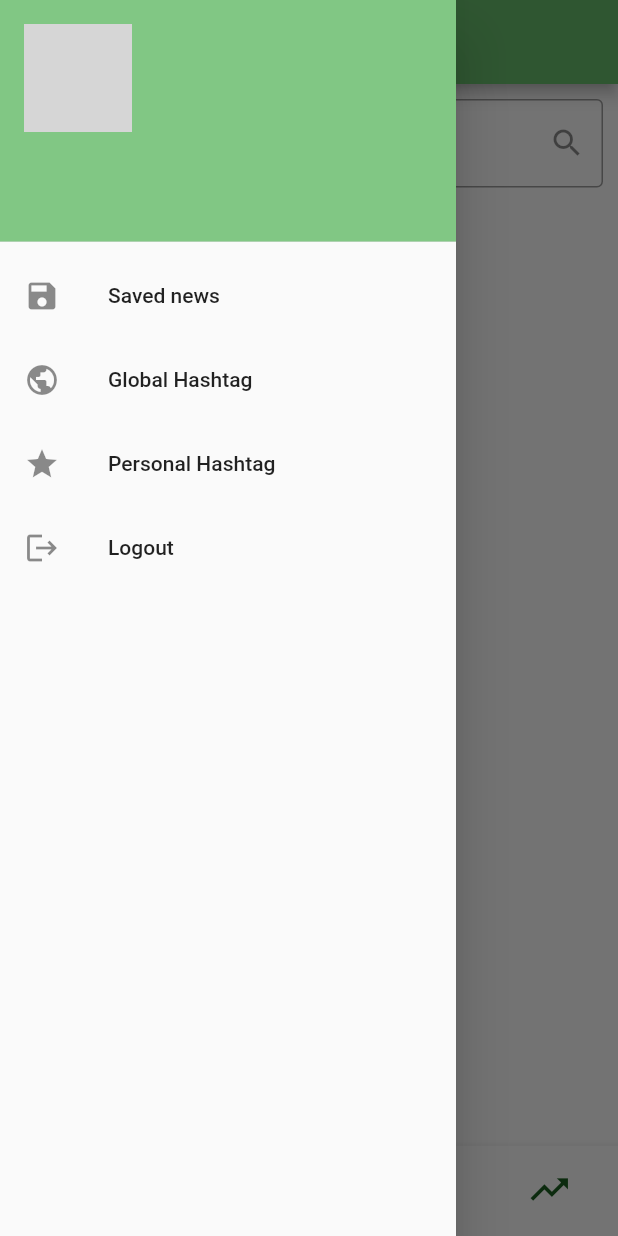
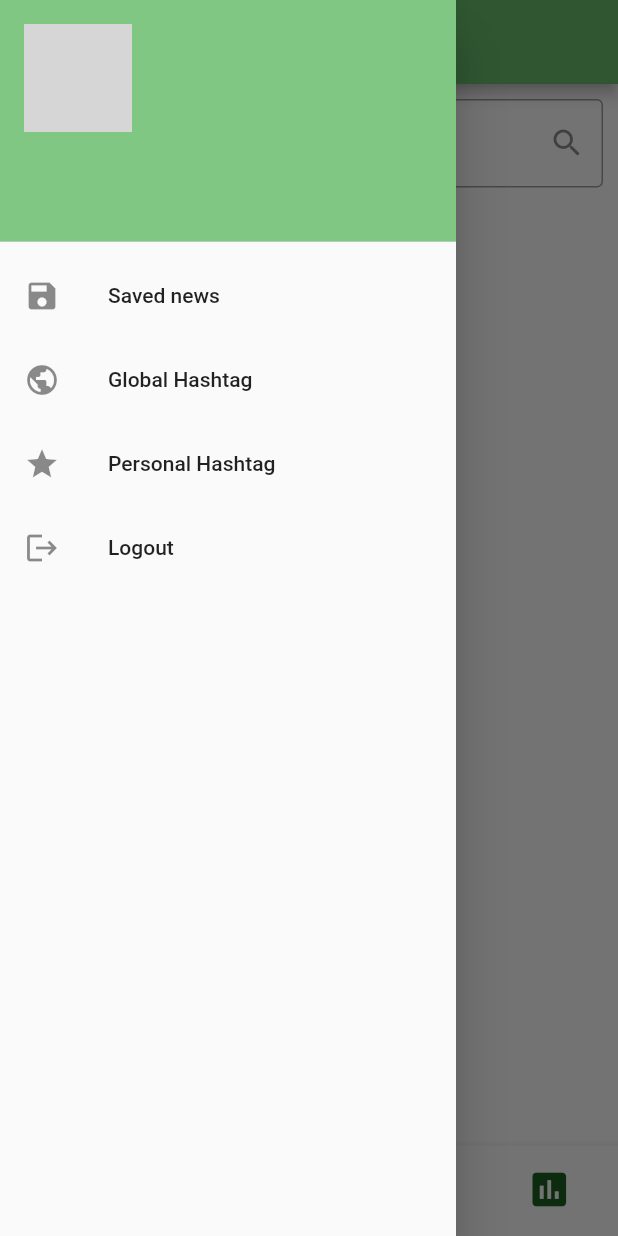
Before and after one commit to JeremiasBulanadi/NEWS-Appdate, a Flutter app: the HomePage screen opened directly, item 3 of the bottom bar chosen, with the side drawer open, on a phone screen of 412 x 824 dp. Run offline on Flutter 3.47's test engine with Material 2 defaults, Android fonts, the phone set to English and light mode, and no system bars; our stand-ins replace cloud_firestore, firebase_auth, firebase_core, geocoding, geolocator, google_maps_flutter and 4 more; accounts and stored records are empty; network calls fail; grey boxes are pictures that could not be loaded.

Commit message:
updated page icons

```diff
--- a/lib/pages/homePage.dart
+++ b/lib/pages/homePage.dart
@@ -117,16 +117,16 @@ class _HomePageState extends State<HomePage> {
               icon: Icon(Icons.map, size: 30), title: Text('Map')),
           BottomNavigationBarItem(
               icon: Icon(
-                Icons.dehaze,
+                Icons.search_rounded,
                 size: 30,
               ),
-              title: Text('News')),
+              title: Text('Search')),
           BottomNavigationBarItem(
               icon: Icon(
-                Icons.trending_up,
+                Icons.insert_chart,
                 size: 30,
               ),
-              title: Text('Trending')),
+              title: Text('Recommended')),
         ],
         selectedItemColor: Colors.green,
         elevation: 5.0,
```
